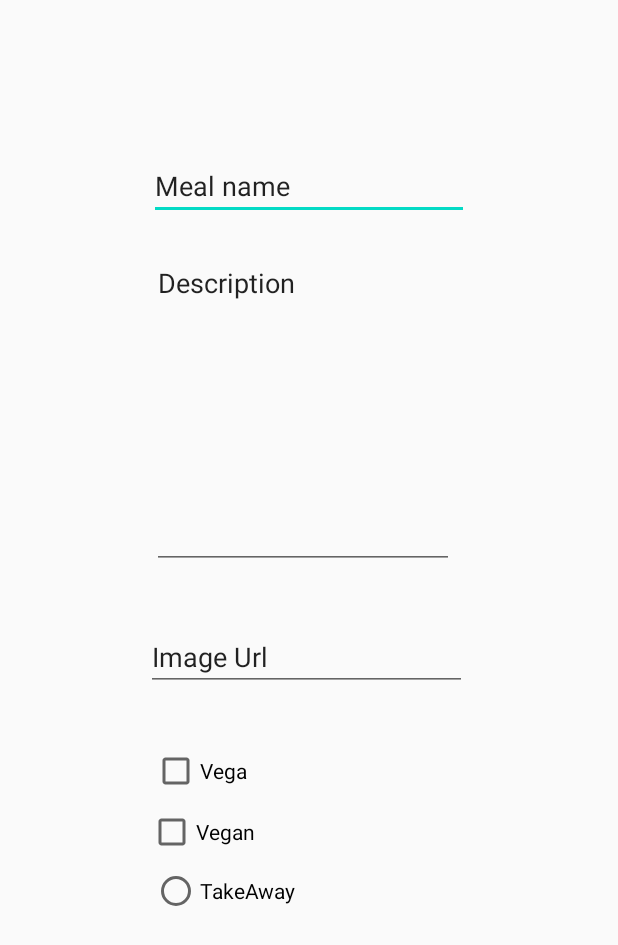
After one commit to Matthijs07g/sharemealp3, an Android app: the layout add_meal.xml on its own in the app's theme, with its tools: preview values and no code run, on a phone screen of 412 x 824 dp. The commit adds this screen. Shown: the top 945 px of the screen. Run offline under Robolectric (Android 15) with nearby library versions, the phone set to English and light mode, and no system bars.

```diff
--- a/app/src/main/java/com/example/sharemeal/mealList.java
+++ /dev/null
@@ -1,5 +0,0 @@
-package com.example.sharemeal;
-
-public class mealList {
-
-}
--- /dev/null
+++ b/app/src/main/res/layout/add_meal.xml
@@ -0,0 +1,87 @@
+<?xml version="1.0" encoding="utf-8"?>
+<android.support.constraint.ConstraintLayout xmlns:android="http://schemas.android.com/apk/res/android"
+    xmlns:app="http://schemas.android.com/apk/res-auto"
+    xmlns:tools="http://schemas.android.com/tools"
+    android:layout_width="match_parent"
+    android:layout_height="match_parent">
+
+    <RadioButton
+        android:id="@+id/radioButton"
+        android:layout_width="wrap_content"
+        android:layout_height="wrap_content"
+        android:text="TakeAway"
+        app:layout_constraintBottom_toBottomOf="parent"
+        app:layout_constraintEnd_toEndOf="parent"
+        app:layout_constraintHorizontal_bias="0.32"
+        app:layout_constraintStart_toStartOf="parent"
+        app:layout_constraintTop_toTopOf="parent"
+        app:layout_constraintVertical_bias="0.73" />
+
+    <CheckBox
+        android:id="@+id/checkBox"
+        android:layout_width="wrap_content"
+        android:layout_height="wrap_content"
+        android:text="Vegan"
+        app:layout_constraintBottom_toBottomOf="parent"
+        app:layout_constraintEnd_toEndOf="parent"
+        app:layout_constraintHorizontal_bias="0.29"
+        app:layout_constraintStart_toStartOf="parent"
+        app:layout_constraintTop_toTopOf="parent"
+        app:layout_constraintVertical_bias="0.68" />
+
+    <CheckBox
+        android:id="@+id/checkBox2"
+        android:layout_width="wrap_content"
+        android:layout_height="wrap_content"
+        android:layout_marginBottom="26dp"
+        android:text="Vega"
+        app:layout_constraintBottom_toBottomOf="parent"
+        app:layout_constraintEnd_toEndOf="parent"
+        app:layout_constraintHorizontal_bias="0.29"
+        app:layout_constraintStart_toStartOf="parent"
+        app:layout_constraintTop_toTopOf="parent"
+        app:layout_constraintVertical_bias="0.65" />
+
+    <EditText
+        android:id="@+id/name_meal"
+        android:layout_width="wrap_content"
+        android:layout_height="wrap_content"
+        android:ems="10"
+        android:inputType="textPersonName"
+        android:text="Meal name"
+        android:visibility="visible"
+        app:layout_constraintBottom_toBottomOf="parent"
+        app:layout_constraintEnd_toEndOf="parent"
+        app:layout_constraintStart_toStartOf="parent"
+        app:layout_constraintTop_toTopOf="parent"
+        app:layout_constraintVertical_bias="0.13" />
+
+    <EditText
+        android:id="@+id/meal_description"
+        android:layout_width="201dp"
+        android:layout_height="213dp"
+        android:ems="10"
+        android:gravity="start|top"
+        android:inputType="textMultiLine"
+        android:text="Description"
+        app:layout_constraintBottom_toBottomOf="parent"
+        app:layout_constraintEnd_toEndOf="parent"
+        app:layout_constraintHorizontal_bias="0.48"
+        app:layout_constraintStart_toStartOf="parent"
+        app:layout_constraintTop_toTopOf="parent"
+        app:layout_constraintVertical_bias="0.272" />
+
+    <EditText
+        android:id="@+id/meal_image"
+        android:layout_width="214dp"
+        android:layout_height="42dp"
+        android:ems="10"
+        android:inputType="textPersonName"
+        android:text="Image Url"
+        app:layout_constraintBottom_toBottomOf="parent"
+        app:layout_constraintEnd_toEndOf="parent"
+        app:layout_constraintHorizontal_bias="0.492"
+        app:layout_constraintStart_toStartOf="parent"
+        app:layout_constraintTop_toTopOf="parent"
+        app:layout_constraintVertical_bias="0.535" />
+</android.support.constraint.ConstraintLayout>
```
Also changed, not shown: app/src/main/java/com/example/sharemeal/MainActivity.java (+10 -0 lines), app/src/main/java/com/example/sharemeal/meal_list.java (added, +10 -0 lines), app/src/main/res/layout/meal_list.xml (+5 -2 lines), app/src/main/res/layout/meal_list_item.xml (added, +44 -0 lines).
